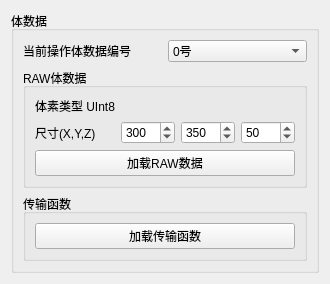
Above: vis4earth/volume_cmpt.ui from junjiangyue/vis-on-earth-qt-osg before the change. Below: the same form after it.
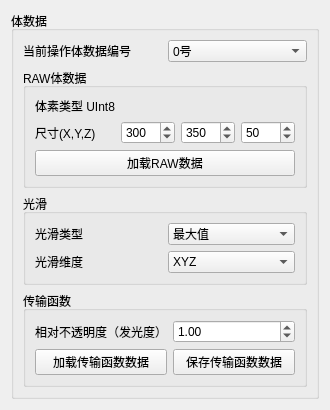
That is the form after the change.

```diff
--- a/vis4earth/volume_cmpt.ui
+++ b/vis4earth/volume_cmpt.ui
@@ -7,7 +7,7 @@
     <x>0</x>
     <y>0</y>
     <width>300</width>
-    <height>200</height>
+    <height>300</height>
    </rect>
   </property>
   <property name="windowTitle">
@@ -133,15 +133,90 @@
        </widget>
       </item>
       <item>
-       <widget class="QGroupBox" name="groupBox_2">
+       <widget class="QGroupBox" name="groupBox_4">
+        <property name="title">
+         <string>光滑</string>
+        </property>
+        <layout class="QGridLayout" name="gridLayout_3">
+         <item row="3" column="2">
+          <widget class="QComboBox" name="comboBox_smoothDim">
+           <item>
+            <property name="text">
+             <string>XYZ</string>
+            </property>
+           </item>
+           <item>
+            <property name="text">
+             <string>XY</string>
+            </property>
+           </item>
+          </widget>
+         </item>
+         <item row="3" column="1">
+          <widget class="QLabel" name="label_5">
+           <property name="text">
+            <string>光滑维度</string>
+           </property>
+          </widget>
+         </item>
+         <item row="2" column="2">
+          <widget class="QComboBox" name="comboBox_smoothType">
+           <item>
+            <property name="text">
+             <string>最大值</string>
+            </property>
+           </item>
+           <item>
+            <property name="text">
+             <string>平均值</string>
+            </property>
+           </item>
+          </widget>
+         </item>
+         <item row="2" column="1">
+          <widget class="QLabel" name="label_4">
+           <property name="text">
+            <string>光滑类型</string>
+           </property>
+          </widget>
+         </item>
+        </layout>
+       </widget>
+      </item>
+      <item>
+       <widget class="QGroupBox" name="groupBox_tf">
         <property name="title">
          <string>传输函数</string>
         </property>
         <layout class="QGridLayout" name="gridLayout_2">
          <item row="0" column="0">
-          <widget class="QPushButton" name="pushButton_LoadTF">
+          <widget class="QLabel" name="label_6">
            <property name="text">
-            <string>加载传输函数</string>
+            <string>相对不透明度（发光度）</string>
+           </property>
+          </widget>
+         </item>
+         <item row="0" column="1">
+          <widget class="QDoubleSpinBox" name="doubleSpinBox_relativeAlpha">
+           <property name="maximum">
+            <double>1000.000000000000000</double>
+           </property>
+           <property name="value">
+            <double>1.000000000000000</double>
+           </property>
+          </widget>
+         </item>
+         <item row="1" column="0">
+          <widget class="QPushButton" name="pushButton_loadTF">
+           <property name="text">
+            <string>加载传输函数数据</string>
+           </property>
+          </widget>
+         </item>
+         <item row="1" column="1">
+          <widget class="QPushButton" name="pushButton_saveTF">
+           <property name="text">
+            <string>保存传输函数数据</string>
            </property>
           </widget>
          </item>
```
Left out of the diff: 46 changed lines with no effect on the pictures.
